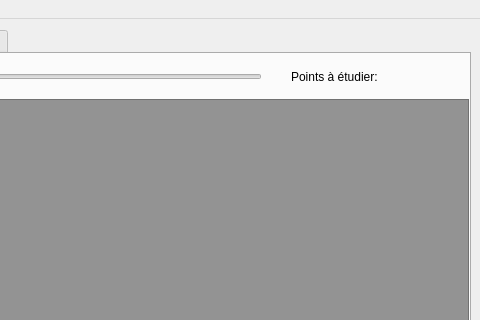
Old version of the form src/pymecavideo.ui in the repository rene-d/pymecavideo; both pictures show x 340 to 820 and y 0 to 320 of the 820 by 608 pixel window.
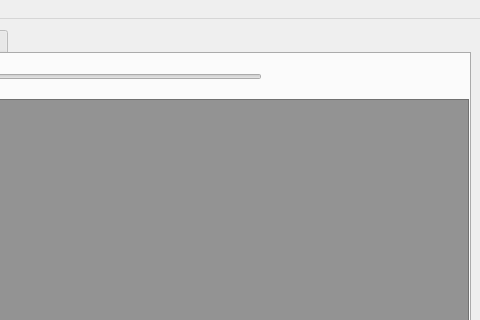
New version of the form.

```diff
--- a/src/pymecavideo.ui
+++ b/src/pymecavideo.ui
@@ -232,19 +232,6 @@
           <set>Qt::AlignRight|Qt::AlignTrailing|Qt::AlignVCenter</set>
          </property>
         </widget>
-        <widget class="QLabel" name="label_2">
-         <property name="geometry">
-          <rect>
-           <x>470</x>
-           <y>0</y>
-           <width>101</width>
-           <height>41</height>
-          </rect>
-         </property>
-         <property name="text">
-          <string>Points à étudier:</string>
-         </property>
-        </widget>
        </widget>
        <widget class="QGroupBox" name="groupBox_2">
         <property name="enabled">
```
